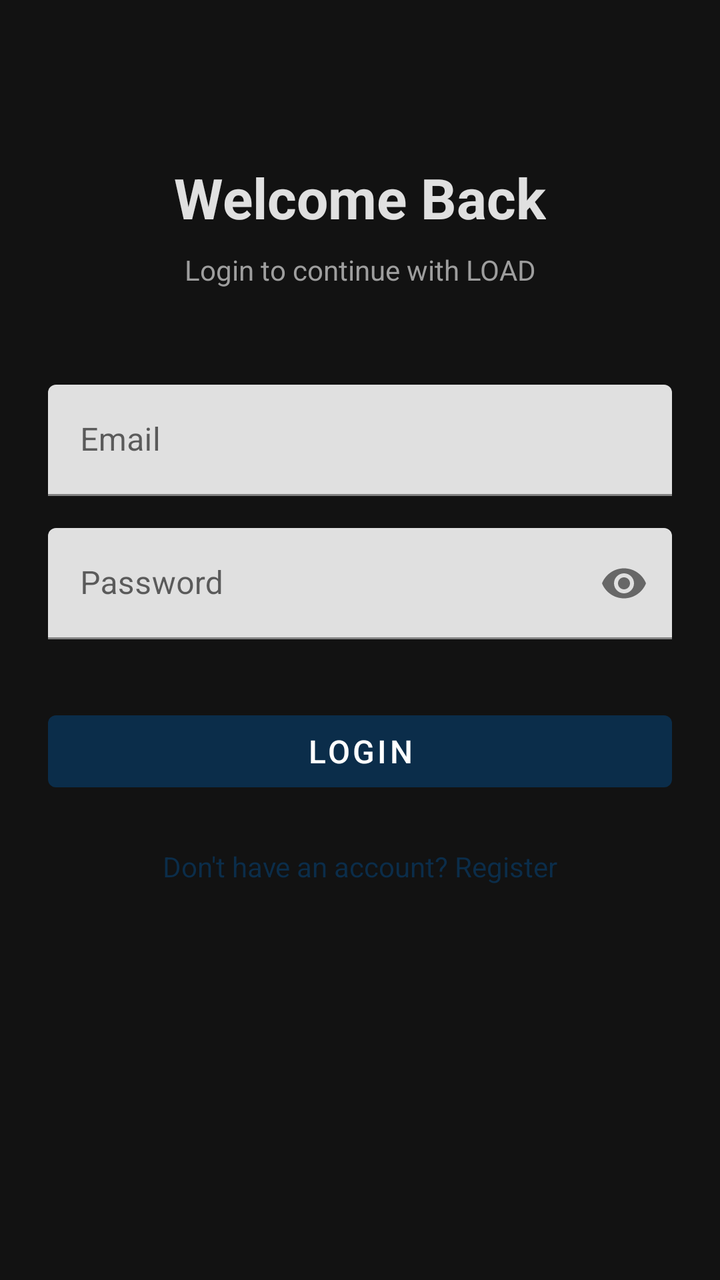
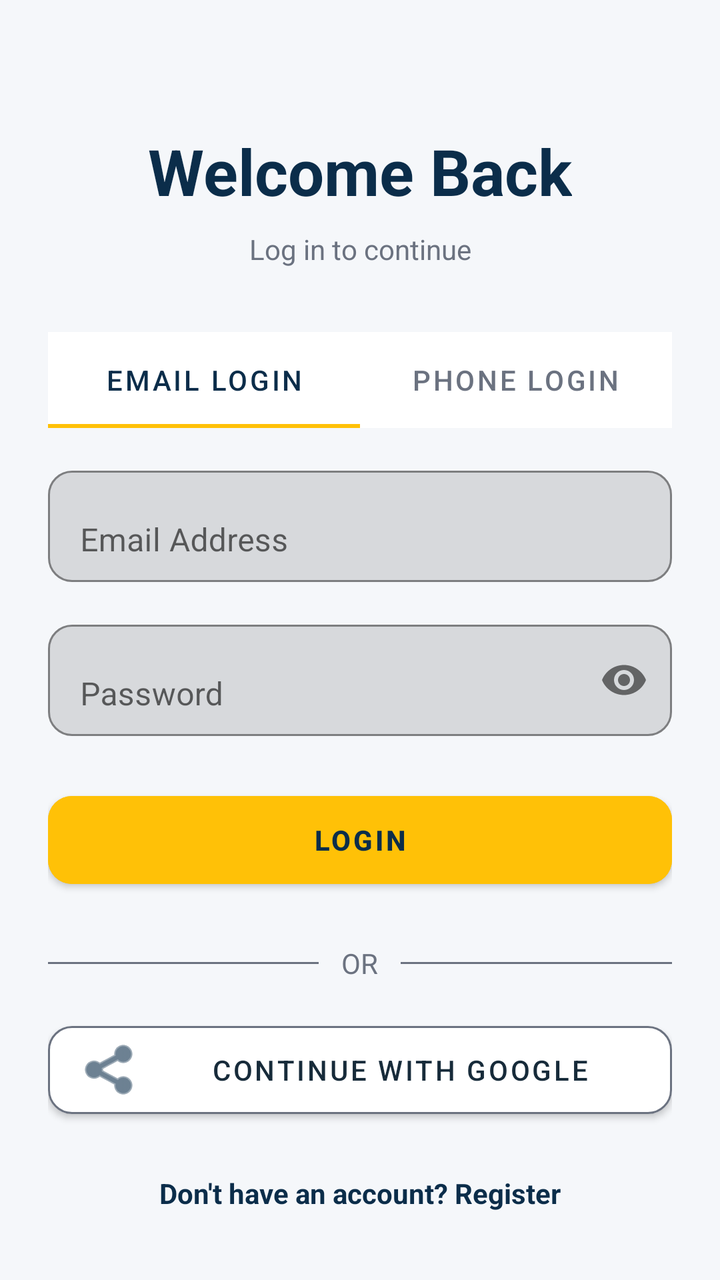

The first picture is an Android layout as it rendered before a commit; the second is the same layout after the commit. The layout source and the unified diff follow.
<!-- AndroidManifest.xml: application theme Theme.LOAD -->
<!-- res/layout/activity_login.xml -->
<?xml version="1.0" encoding="utf-8"?>
<androidx.constraintlayout.widget.ConstraintLayout xmlns:android="http://schemas.android.com/apk/res/android"
    xmlns:app="http://schemas.android.com/apk/res-auto"
    android:layout_width="match_parent"
    android:layout_height="match_parent"
    android:background="@color/background">

    <TextView
        android:id="@+id/tvTitle"
        android:layout_width="wrap_content"
        android:layout_height="wrap_content"
        android:text="Welcome Back"
        android:textColor="@color/textPrimary"
        android:textSize="28sp"
        android:textStyle="bold"
        android:layout_marginTop="80dp"
        app:layout_constraintEnd_toEndOf="parent"
        app:layout_constraintStart_toStartOf="parent"
        app:layout_constraintTop_toTopOf="parent" />

    <TextView
        android:id="@+id/tvSubtitle"
        android:layout_width="wrap_content"
        android:layout_height="wrap_content"
        android:text="Login to continue with LOAD"
        android:textColor="@color/textSecondary"
        android:textSize="14sp"
        android:layout_marginTop="8dp"
        app:layout_constraintEnd_toEndOf="parent"
        app:layout_constraintStart_toStartOf="parent"
        app:layout_constraintTop_toBottomOf="@id/tvTitle" />

    <com.google.android.material.textfield.TextInputLayout
        android:id="@+id/tilEmail"
        android:layout_width="match_parent"
        android:layout_height="wrap_content"
        android:layout_marginStart="24dp"
        android:layout_marginEnd="24dp"
        android:layout_marginTop="48dp"
        android:hint="Email"
        app:layout_constraintTop_toBottomOf="@id/tvSubtitle">

        <com.google.android.material.textfield.TextInputEditText
            android:id="@+id/etEmail"
            android:layout_width="match_parent"
            android:layout_height="wrap_content"
            android:inputType="textEmailAddress" />
    </com.google.android.material.textfield.TextInputLayout>

    <com.google.android.material.textfield.TextInputLayout
        android:id="@+id/tilPassword"
        android:layout_width="match_parent"
        android:layout_height="wrap_content"
        android:layout_marginStart="24dp"
        android:layout_marginEnd="24dp"
        android:layout_marginTop="16dp"
        android:hint="Password"
        app:passwordToggleEnabled="true"
        app:layout_constraintTop_toBottomOf="@id/tilEmail">

        <com.google.android.material.textfield.TextInputEditText
            android:id="@+id/etPassword"
            android:layout_width="match_parent"
            android:layout_height="wrap_content"
            android:inputType="textPassword" />
    </com.google.android.material.textfield.TextInputLayout>

    <Button
        android:id="@+id/btnLogin"
        android:layout_width="match_parent"
        android:layout_height="wrap_content"
        android:layout_marginStart="24dp"
        android:layout_marginEnd="24dp"
        android:layout_marginTop="32dp"
        android:text="Login"
        android:textSize="16sp"
        app:layout_constraintTop_toBottomOf="@id/tilPassword" />

    <TextView
        android:id="@+id/tvGoToRegister"
        android:layout_width="wrap_content"
        android:layout_height="wrap_content"
        android:text="Don't have an account? Register"
        android:textColor="@color/primary"
        android:textSize="14sp"
        android:layout_marginTop="24dp"
        app:layout_constraintEnd_toEndOf="parent"
        app:layout_constraintStart_toStartOf="parent"
        app:layout_constraintTop_toBottomOf="@id/btnLogin" />

</androidx.constraintlayout.widget.ConstraintLayout>
<!-- resources referenced by this layout -->
<resources>
  <color name="background">#121212</color>
  <color name="primary">#0B2D4A</color>
  <color name="textPrimary">#E0E0E0</color>
  <color name="textSecondary">#9E9E9E</color>
  <style name="Theme.LOAD" parent="Theme.MaterialComponents.DayNight.NoActionBar">
          <item name="colorPrimary">@color/primary</item>
          <item name="colorPrimaryVariant">@color/primaryDark</item>
          <item name="colorOnPrimary">@color/white</item>
          <item name="colorSecondary">@color/accent</item>
          <item name="colorSecondaryVariant">@color/accent</item>
          <item name="colorOnSecondary">@color/primary</item> 
          <item name="android:statusBarColor">@color/primary</item>
          <item name="android:windowBackground">@color/background</item>
      </style>
  <color name="primaryDark">#071F33</color>
  <color name="white">#FFFFFF</color>
  <color name="accent">#FFC107</color>
</resources>

<!-- the commit's change to res/layout/activity_login.xml (unified diff, before → after) -->
@@ -1,91 +1,160 @@
 <?xml version="1.0" encoding="utf-8"?>
-<androidx.constraintlayout.widget.ConstraintLayout xmlns:android="http://schemas.android.com/apk/res/android"
+<ScrollView xmlns:android="http://schemas.android.com/apk/res/android"
     xmlns:app="http://schemas.android.com/apk/res-auto"
     android:layout_width="match_parent"
     android:layout_height="match_parent"
-    android:background="@color/background">
+    android:background="@color/background"
+    android:fillViewport="true">
 
-    <TextView
-        android:id="@+id/tvTitle"
-        android:layout_width="wrap_content"
-        android:layout_height="wrap_content"
-        android:text="Welcome Back"
-        android:textColor="@color/textPrimary"
-        android:textSize="28sp"
-        android:textStyle="bold"
-        android:layout_marginTop="80dp"
-        app:layout_constraintEnd_toEndOf="parent"
-        app:layout_constraintStart_toStartOf="parent"
-        app:layout_constraintTop_toTopOf="parent" />
-
-    <TextView
-        android:id="@+id/tvSubtitle"
-        android:layout_width="wrap_content"
-        android:layout_height="wrap_content"
-        android:text="Login to continue with LOAD"
-        android:textColor="@color/textSecondary"
-        android:textSize="14sp"
-        android:layout_marginTop="8dp"
-        app:layout_constraintEnd_toEndOf="parent"
-        app:layout_constraintStart_toStartOf="parent"
-        app:layout_constraintTop_toBottomOf="@id/tvTitle" />
-
-    <com.google.android.material.textfield.TextInputLayout
-        android:id="@+id/tilEmail"
+    <androidx.constraintlayout.widget.ConstraintLayout
         android:layout_width="match_parent"
         android:layout_height="wrap_content"
-        android:layout_marginStart="24dp"
-        android:layout_marginEnd="24dp"
-        android:layout_marginTop="48dp"
-        android:hint="Email"
-        app:layout_constraintTop_toBottomOf="@id/tvSubtitle">
+        android:padding="24dp">
 
-        <com.google.android.material.textfield.TextInputEditText
-            android:id="@+id/etEmail"
+        <TextView
+            android:id="@+id/tvTitle"
+            android:layout_width="wrap_content"
+            android:layout_height="wrap_content"
+            android:text="Welcome Back"
+            android:textColor="@color/primary"
+            android:textSize="32sp"
+            android:textStyle="bold"
+            android:layout_marginTop="40dp"
+            app:layout_constraintEnd_toEndOf="parent"
+            app:layout_constraintStart_toStartOf="parent"
+            app:layout_constraintTop_toTopOf="parent" />
+
+        <TextView
+            android:id="@+id/tvSubtitle"
+            android:layout_width="wrap_content"
+            android:layout_height="wrap_content"
+            android:text="Log in to continue"
+            android:textColor="@color/textSecondary"
+            android:textSize="14sp"
+            android:layout_marginTop="8dp"
+            app:layout_constraintEnd_toEndOf="parent"
+            app:layout_constraintStart_toStartOf="parent"
+            app:layout_constraintTop_toBottomOf="@id/tvTitle" />
+
+        
+        <com.google.android.material.tabs.TabLayout
+            android:id="@+id/tabLayout"
             android:layout_width="match_parent"
             android:layout_height="wrap_content"
-            android:inputType="textEmailAddress" />
-    </com.google.android.material.textfield.TextInputLayout>
+            android:layout_marginTop="32dp"
+            app:tabIndicatorColor="@color/accent"
+            app:tabSelectedTextColor="@color/primary"
+            app:tabTextColor="@color/textSecondary"
+            app:layout_constraintTop_toBottomOf="@id/tvSubtitle">
 
-    <com.google.android.material.textfield.TextInputLayout
-        android:id="@+id/tilPassword"
-        android:layout_width="match_parent"
-        android:layout_height="wrap_content"
-        android:layout_marginStart="24dp"
-        android:layout_marginEnd="24dp"
-        android:layout_marginTop="16dp"
-        android:hint="Password"
-        app:passwordToggleEnabled="true"
-        app:layout_constraintTop_toBottomOf="@id/tilEmail">
+            <com.google.android.material.tabs.TabItem
+                android:layout_width="wrap_content"
+                android:layout_height="wrap_content"
+                android:text="Email Login" />
 
-        <com.google.android.material.textfield.TextInputEditText
-            android:id="@+id/etPassword"
+            <com.google.android.material.tabs.TabItem
+                android:layout_width="wrap_content"
+                android:layout_height="wrap_content"
+                android:text="Phone Login" />
+        </com.google.android.material.tabs.TabLayout>
+
+        <com.google.android.material.textfield.TextInputLayout
+            android:id="@+id/tilEmail"
             android:layout_width="match_parent"
             android:layout_height="wrap_content"
-            android:inputType="textPassword" />
-    </com.google.android.material.textfield.TextInputLayout>
+            android:layout_marginTop="16dp"
+            android:hint="Email Address"
+            app:boxBackgroundMode="outline"
+            app:boxCornerRadiusBottomEnd="12dp"
+            app:boxCornerRadiusBottomStart="12dp"
+            app:boxCornerRadiusTopEnd="12dp"
+            app:boxCornerRadiusTopStart="12dp"
+            app:boxStrokeColor="@color/primary"
+            app:layout_constraintTop_toBottomOf="@id/tabLayout">
 
-    <Button
-        android:id="@+id/btnLogin"
-        android:layout_width="match_parent"
-        android:layout_height="wrap_content"
-        android:layout_marginStart="24dp"
-        android:layout_marginEnd="24dp"
-        android:layout_marginTop="32dp"
-        android:text="Login"
-        android:textSize="16sp"
-        app:layout_constraintTop_toBottomOf="@id/tilPassword" />
+            <com.google.android.material.textfield.TextInputEditText
+                android:id="@+id/etEmail"
+                android:layout_width="match_parent"
+                android:layout_height="wrap_content"
+                android:inputType="textEmailAddress" />
+        </com.google.android.material.textfield.TextInputLayout>
 
-    <TextView
-        android:id="@+id/tvGoToRegister"
-        android:layout_width="wrap_content"
-        android:layout_height="wrap_content"
-        android:text="Don't have an account? Register"
-        android:textColor="@color/primary"
-        android:textSize="14sp"
-        android:layout_marginTop="24dp"
-        app:layout_constraintEnd_toEndOf="parent"
-        app:layout_constraintStart_toStartOf="parent"
-        app:layout_constraintTop_toBottomOf="@id/btnLogin" />
+        <com.google.android.material.textfield.TextInputLayout
+            android:id="@+id/tilPassword"
+            android:layout_width="match_parent"
+            android:layout_height="wrap_content"
+            android:layout_marginTop="16dp"
+            android:hint="Password"
+            app:boxBackgroundMode="outline"
+            app:boxCornerRadiusBottomEnd="12dp"
+            app:boxCornerRadiusBottomStart="12dp"
+            app:boxCornerRadiusTopEnd="12dp"
+            app:boxCornerRadiusTopStart="12dp"
+            app:boxStrokeColor="@color/primary"
+            app:passwordToggleEnabled="true"
+            app:layout_constraintTop_toBottomOf="@id/tilEmail">
 
-</androidx.constraintlayout.widget.ConstraintLayout>
+            <com.google.android.material.textfield.TextInputEditText
+                android:id="@+id/etPassword"
+                android:layout_width="match_parent"
+                android:layout_height="wrap_content"
+                android:inputType="textPassword" />
+        </com.google.android.material.textfield.TextInputLayout>
+
+        <Button
+            android:id="@+id/btnLogin"
+            android:layout_width="match_parent"
+            android:layout_height="56dp"
+            android:layout_marginTop="24dp"
+            android:text="LOGIN"
+            android:textColor="@color/primary"
+            android:textStyle="bold"
+            android:backgroundTint="@color/accent"
+            app:cornerRadius="12dp"
+            app:layout_constraintTop_toBottomOf="@id/tilPassword" />
+
+        
+        <LinearLayout
+            android:id="@+id/dividerLayout"
+            android:layout_width="match_parent"
+            android:layout_height="wrap_content"
+            android:orientation="horizontal"
+            android:gravity="center_vertical"
+            android:layout_marginTop="24dp"
+            app:layout_constraintTop_toBottomOf="@id/btnLogin">
+            <View android:layout_width="0dp" android:layout_height="1dp" android:background="@color/textSecondary" android:layout_weight="1" />
+            <TextView android:layout_width="wrap_content" android:layout_height="wrap_content" android:text=" OR " android:textColor="@color/textSecondary" android:layout_marginHorizontal="8dp" />
+            <View android:layout_width="0dp" android:layout_height="1dp" android:background="@color/textSecondary" android:layout_weight="1" />
+        </LinearLayout>
+
+        
+        <Button
+            android:id="@+id/btnGoogleLogin"
+            android:layout_width="match_parent"
+            android:layout_height="56dp"
+            android:layout_marginTop="16dp"
+            android:text="Continue with Google"
+            android:textColor="@color/textPrimary"
+            android:backgroundTint="@color/surface"
+            app:strokeColor="@color/textSecondary"
+            app:strokeWidth="1dp"
+            app:icon="@android:drawable/ic_menu_share"
+            app:iconTint="@color/primary"
+            app:cornerRadius="12dp"
+            app:layout_constraintTop_toBottomOf="@id/dividerLayout" />
+
+        <TextView
+            android:id="@+id/tvGoToRegister"
+            android:layout_width="wrap_content"
+            android:layout_height="wrap_content"
+            android:text="Don't have an account? Register"
+            android:textColor="@color/primary"
+            android:textStyle="bold"
+            android:textSize="14sp"
+            android:layout_marginTop="24dp"
+            app:layout_constraintEnd_toEndOf="parent"
+            app:layout_constraintStart_toStartOf="parent"
+            app:layout_constraintTop_toBottomOf="@id/btnGoogleLogin" />
+
+    </androidx.constraintlayout.widget.ConstraintLayout>
+</ScrollView>
<!-- resource entries referenced after the edit -->
@@ -1,20 +1,23 @@
 <!-- resources referenced by this layout -->
 <resources>
-  <color name="background">#121212</color>
+  <color name="background">#F5F7FA</color>
   <color name="primary">#0B2D4A</color>
-  <color name="textPrimary">#E0E0E0</color>
-  <color name="textSecondary">#9E9E9E</color>
+  <color name="surface">#FFFFFF</color>
+  <color name="textPrimary">#172B3A</color>
+  <color name="textSecondary">#6B7280</color>
   <style name="Theme.LOAD" parent="Theme.MaterialComponents.DayNight.NoActionBar">
           <item name="colorPrimary">@color/primary</item>
           <item name="colorPrimaryVariant">@color/primaryDark</item>
           <item name="colorOnPrimary">@color/white</item>
+  
           <item name="colorSecondary">@color/accent</item>
           <item name="colorSecondaryVariant">@color/accent</item>
-          <item name="colorOnSecondary">@color/primary</item> 
+          <item name="colorOnSecondary">@color/primary</item>
+  
           <item name="android:statusBarColor">@color/primary</item>
-          <item name="android:windowBackground">@color/background</item>
+          <item name="android:windowLightStatusBar">false</item>
       </style>
-  <color name="primaryDark">#071F33</color>
+  <color name="primaryDark">#061A2B</color>
   <color name="white">#FFFFFF</color>
   <color name="accent">#FFC107</color>
 </resources>
